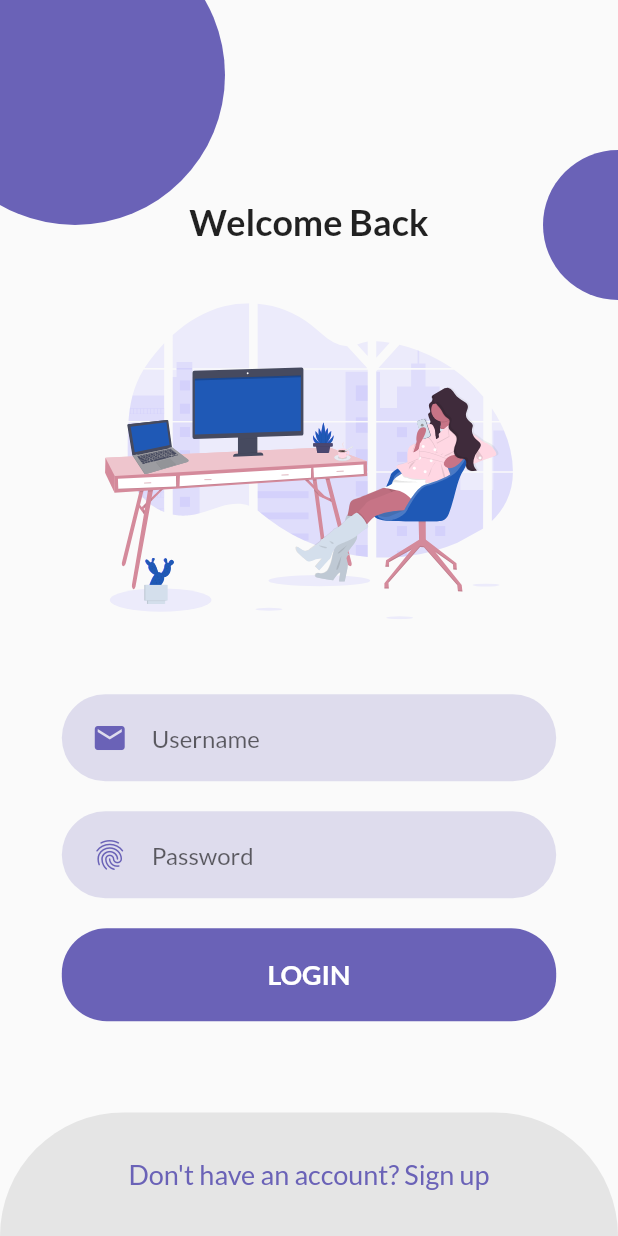
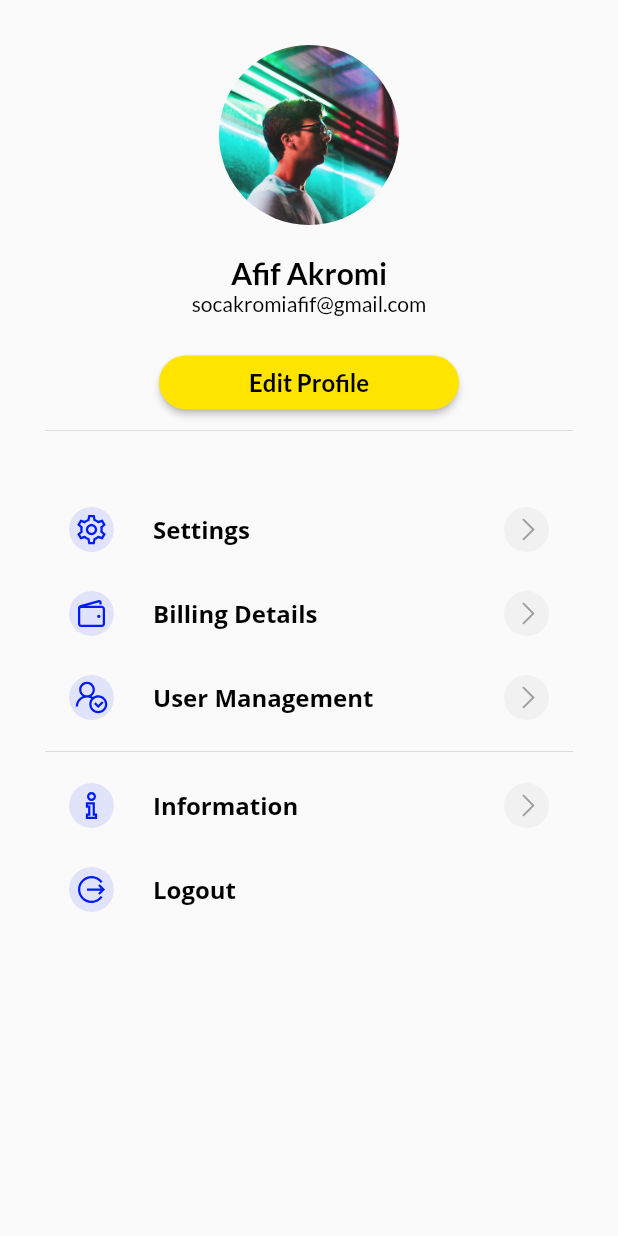
Before and after one commit to akromiafif/flutter_elevarm, a Flutter app: the screen it shows after launch, on a phone screen of 412 x 824 dp. Run offline on Flutter 3.47's test engine with Material 2 defaults, Android fonts, the phone set to English and light mode, and no system bars; our stand-ins replace awesome_dialog, flutter_svg, get, google_fonts, line_awesome_flutter.

Commit message:
fix profile screen

```diff
--- /dev/null
+++ b/lib/app/data/colors.dart
@@ -0,0 +1,14 @@
+import 'package:flutter/material.dart';
+
+const tPrimaryColor = Color(0xFFFFE400);
+const tSecondaryColor = Color(0xFF272727);
+const tAccentColor = Color(0xFF001BFF);
+
+const tWhiteColor = Colors.white;
+const tDarkColor = Color(0xff000000);
+const tCardBgColor = Color(0xFFF7F6F1);
+
+// -- ON-BOARDING COLORS
+const tOnBoardingPage1Color = Colors.white;
+const tOnBoardingPage2Color = Color(0xfffddcdf);
+const tOnBoardingPage3Color = Color(0xffffdcbd);
--- /dev/null
+++ b/lib/app/modules/profile/bindings/profile_binding.dart
@@ -0,0 +1,12 @@
+import 'package:get/get.dart';
+
+import '../controllers/profile_controller.dart';
+
+class ProfileBinding extends Bindings {
+  @override
+  void dependencies() {
+    Get.lazyPut<ProfileController>(
+      () => ProfileController(),
+    );
+  }
+}
--- /dev/null
+++ b/lib/app/modules/profile/controllers/profile_controller.dart
@@ -0,0 +1,23 @@
+import 'package:get/get.dart';
+
+class ProfileController extends GetxController {
+  //TODO: Implement ProfileController
+
+  final count = 0.obs;
+  @override
+  void onInit() {
+    super.onInit();
+  }
+
+  @override
+  void onReady() {
+    super.onReady();
+  }
+
+  @override
+  void onClose() {
+    super.onClose();
+  }
+
+  void increment() => count.value++;
+}
--- /dev/null
+++ b/lib/app/modules/profile/views/profile_view.dart
@@ -0,0 +1,161 @@
+import 'package:flutter/material.dart';
+import 'package:flutter_elevarm/app/data/colors.dart';
+import 'package:get/get.dart';
+import 'package:google_fonts/google_fonts.dart';
+import 'package:line_awesome_flutter/line_awesome_flutter.dart';
+import '../controllers/profile_controller.dart';
+
+class ProfileView extends GetView<ProfileController> {
+  const ProfileView({Key? key}) : super(key: key);
+  @override
+  Widget build(BuildContext context) {
+    return SafeArea(
+      child: Scaffold(
+        body: SingleChildScrollView(
+          child: Container(
+            padding: const EdgeInsets.all(30),
+            child: Column(
+              children: <Widget>[
+                SizedBox(
+                  width: 120,
+                  height: 120,
+                  child: ClipRRect(
+                    borderRadius: BorderRadius.circular(100),
+                    child: const Image(
+                      image: AssetImage('assets/images/profile-3.jpg'),
+                      fit: BoxFit.cover,
+                    ),
+                  ),
+                ),
+                const SizedBox(height: 20),
+                Text(
+                  'Afif Akromi',
+                  style: GoogleFonts.lato(
+                    color: tDarkColor,
+                    fontSize: 20,
+                    fontWeight: FontWeight.bold,
+                  ),
+                ),
+                Text(
+                  'socakromiafif@gmail.com',
+                  style: GoogleFonts.lato(
+                    color: tDarkColor,
+                  ),
+                ),
+                const SizedBox(height: 20),
+                SizedBox(
+                  width: 200,
+                  child: ElevatedButton(
+                    onPressed: () {},
+                    style: ElevatedButton.styleFrom(
+                      backgroundColor: tPrimaryColor,
+                      side: BorderSide.none,
+                      shape: const StadiumBorder(),
+                    ),
+                    child: Text(
+                      'Edit Profile',
+                      style: GoogleFonts.lato(
+                        color: tDarkColor,
+                        fontWeight: FontWeight.bold,
+                        fontSize: 16,
+                      ),
+                    ),
+                  ),
+                ),
+                const Divider(),
+                const SizedBox(height: 30),
+                _buildProfileMenu(
+                  title: 'Settings',
+                  icon: LineAwesomeIcons.cog,
+                  endIcon: true,
+                  onPress: () {},
+                ),
+                _buildProfileMenu(
+                  title: 'Billing Details',
+                  icon: LineAwesomeIcons.wallet,
+                  endIcon: true,
+                  onPress: () {},
+                ),
+                _buildProfileMenu(
+                  title: 'User Management',
+                  icon: LineAwesomeIcons.user_check,
+                  endIcon: true,
+                  onPress: () {},
+                ),
+                const Divider(),
+                _buildProfileMenu(
+                  title: 'Information',
+                  icon: LineAwesomeIcons.info,
+                  endIcon: true,
+                  onPress: () {},
+                ),
+                _buildProfileMenu(
+                  title: 'Logout',
+                  icon: LineAwesomeIcons.alternate_sign_out,
+                  endIcon: false,
+                  onPress: () {},
+                ),
+              ],
+            ),
+          ),
+        ),
+      ),
+    );
+  }
+}
+
+class _buildProfileMenu extends StatelessWidget {
+  const _buildProfileMenu({
+    Key? key,
+    required this.title,
+    required this.icon,
+    required this.onPress,
+    required this.endIcon,
+  }) : super(key: key);
+
+  final String title;
+  final IconData icon;
+  final VoidCallback onPress;
+  final bool endIcon;
+
+  @override
+  Widget build(BuildContext context) {
+    return ListTile(
+      onTap: onPress,
+      leading: Container(
+        width: 30,
+        height: 30,
+        decoration: BoxDecoration(
+          borderRadius: BorderRadius.circular(100),
+          color: tAccentColor.withOpacity(0.1),
+        ),
+        child: Icon(
+          icon,
+          color: tAccentColor,
+        ),
+      ),
+      title: Text(
+        title,
+        style: GoogleFonts.openSans(
+          color: tDarkColor,
+          fontWeight: FontWeight.bold,
+          fontSize: 16,
+        ),
+      ),
+      trailing: endIcon
+          ? Container(
+              width: 30,
+              height: 30,
+              decoration: BoxDecoration(
+                borderRadius: BorderRadius.circular(100),
+                color: Colors.grey.withOpacity(0.1),
+              ),
+              child: const Icon(
+                LineAwesomeIcons.angle_right,
+                color: Colors.grey,
+                size: 20,
+              ))
+          : null,
+    );
+  }
+}
--- a/lib/app/routes/app_pages.dart
+++ b/lib/app/routes/app_pages.dart
@@ -2,6 +2,8 @@ import 'package:get/get.dart';
 
 import '../modules/login/bindings/login_binding.dart';
 import '../modules/login/views/login_view.dart';
+import '../modules/profile/bindings/profile_binding.dart';
+import '../modules/profile/views/profile_view.dart';
 import '../modules/signup/bindings/signup_binding.dart';
 import '../modules/signup/views/signup_view.dart';
 
@@ -10,7 +12,7 @@ part 'app_routes.dart';
 class AppPages {
   AppPages._();
 
-  static const INITIAL = Routes.LOGIN;
+  static const INITIAL = Routes.PROFILE;
 
   static final routes = [
     GetPage(
@@ -23,5 +25,10 @@ class AppPages {
       page: () => const SignupView(),
       binding: SignupBinding(),
     ),
+    GetPage(
+      name: _Paths.PROFILE,
+      page: () => const ProfileView(),
+      binding: ProfileBinding(),
+    ),
   ];
 }
--- a/lib/app/routes/app_routes.dart
+++ b/lib/app/routes/app_routes.dart
@@ -5,10 +5,12 @@ abstract class Routes {
   Routes._();
   static const LOGIN = _Paths.LOGIN;
   static const SIGNUP = _Paths.SIGNUP;
+  static const PROFILE = _Paths.PROFILE;
 }
 
 abstract class _Paths {
   _Paths._();
   static const LOGIN = '/login';
   static const SIGNUP = '/signup';
+  static const PROFILE = '/profile';
 }
--- a/pubspec.yaml
+++ b/pubspec.yaml
@@ -13,6 +13,7 @@ dependencies:
   google_fonts: ^3.0.1
   flutter_svg: ^1.1.6
   awesome_dialog: ^3.0.2
+  line_awesome_flutter: ^2.0.0
 
 dev_dependencies:
   flutter_lints: ^2.0.0
```
Also changed, not shown: assets/images/profile-2.jpg (added), assets/images/profile-3.jpg (added), assets/images/profile-4.jpg (added), assets/images/profile.jpg (added), pubspec.lock.
